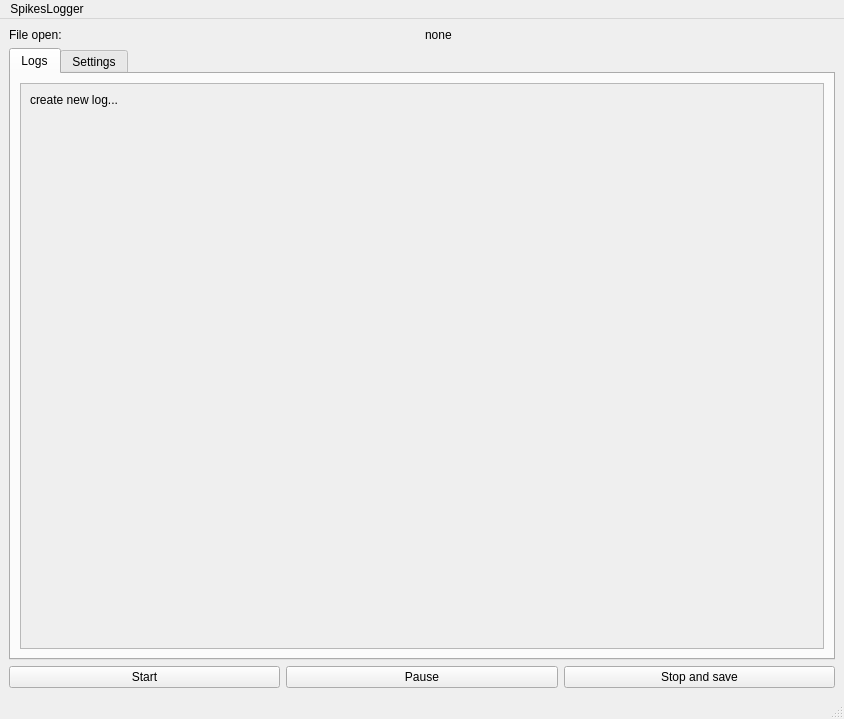
Old version of the form src/LoggerGUI.ui in the repository Spikes-2212-Programming-Guild/SpikesLogger.
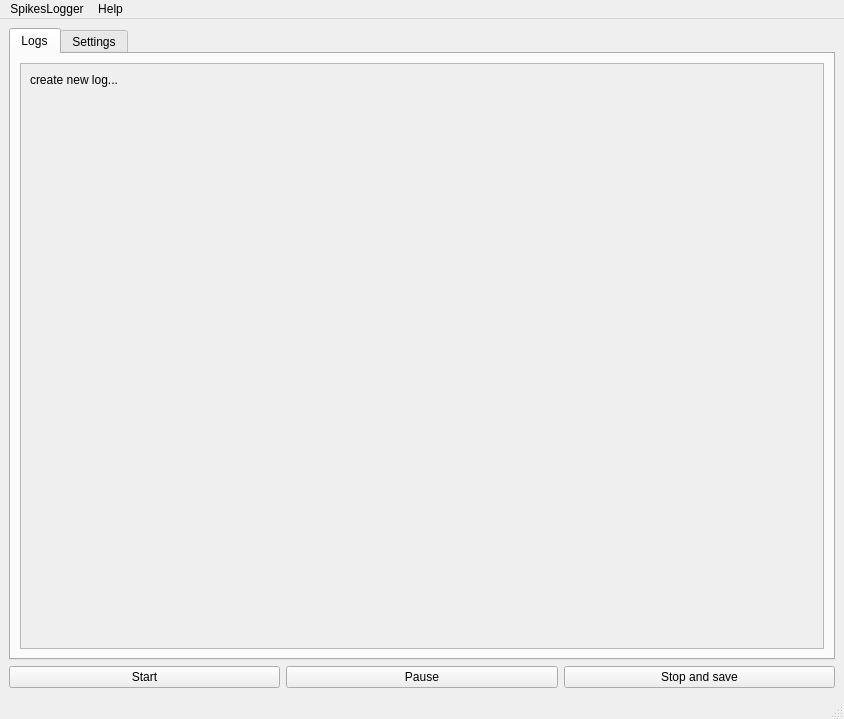
New version of the form.

Commit message: added an update button to update the app

Diff of the .ui file:
```diff
--- a/src/LoggerGUI.ui
+++ b/src/LoggerGUI.ui
@@ -43,21 +43,7 @@
       </item>
      </layout>
     </item>
-    <item row="0" column="0">
-     <widget class="QLabel" name="label">
-      <property name="text">
-       <string>File open:</string>
-      </property>
-     </widget>
-    </item>
-    <item row="0" column="1">
-     <widget class="QLabel" name="OpenFIleName">
-      <property name="text">
-       <string>none</string>
-      </property>
-     </widget>
-    </item>
-    <item row="4" column="0" colspan="2">
+    <item row="3" column="0" colspan="2">
      <widget class="QTabWidget" name="tabWidget">
       <property name="currentIndex">
        <number>0</number>
@@ -87,7 +73,7 @@
              <x>0</x>
              <y>0</y>
              <width>802</width>
-             <height>545</height>
+             <height>569</height>
             </rect>
            </property>
            <layout class="QHBoxLayout" name="horizontalLayout_2">
@@ -228,10 +214,16 @@
     <property name="title">
      <string>SpikesLogger</string>
     </property>
-    <addaction name="actionOpen_file"/>
-    <addaction name="actionCreate_new_log"/>
+    <addaction name="actionUpdate"/>
+   </widget>
+   <widget class="QMenu" name="menuHelp">
+    <property name="title">
+     <string>Help</string>
+    </property>
+    <addaction name="actionAbout"/>
    </widget>
    <addaction name="menuSpikesLogger"/>
+   <addaction name="menuHelp"/>
   </widget>
   <widget class="QStatusBar" name="statusbar"/>
   <action name="actionOpen_file">
```
Left out of the diff: 12 changed lines with no effect on the pictures. The commit also changes 2 other files.
